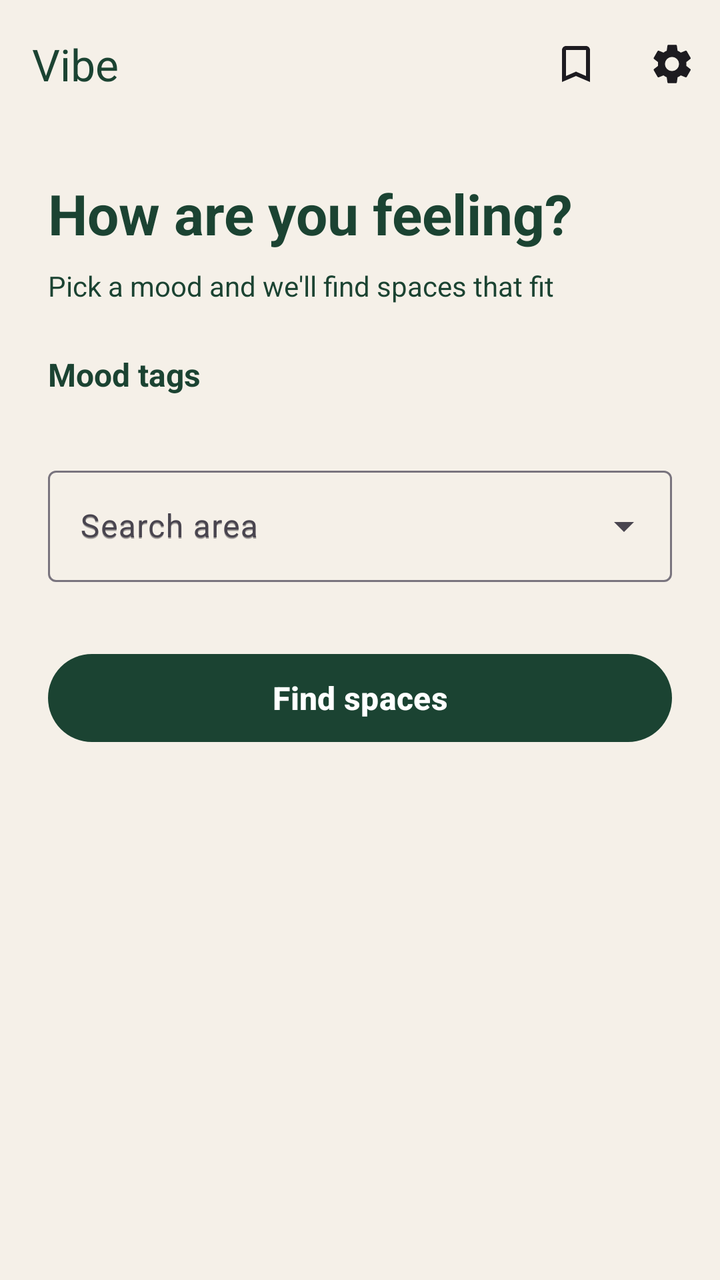
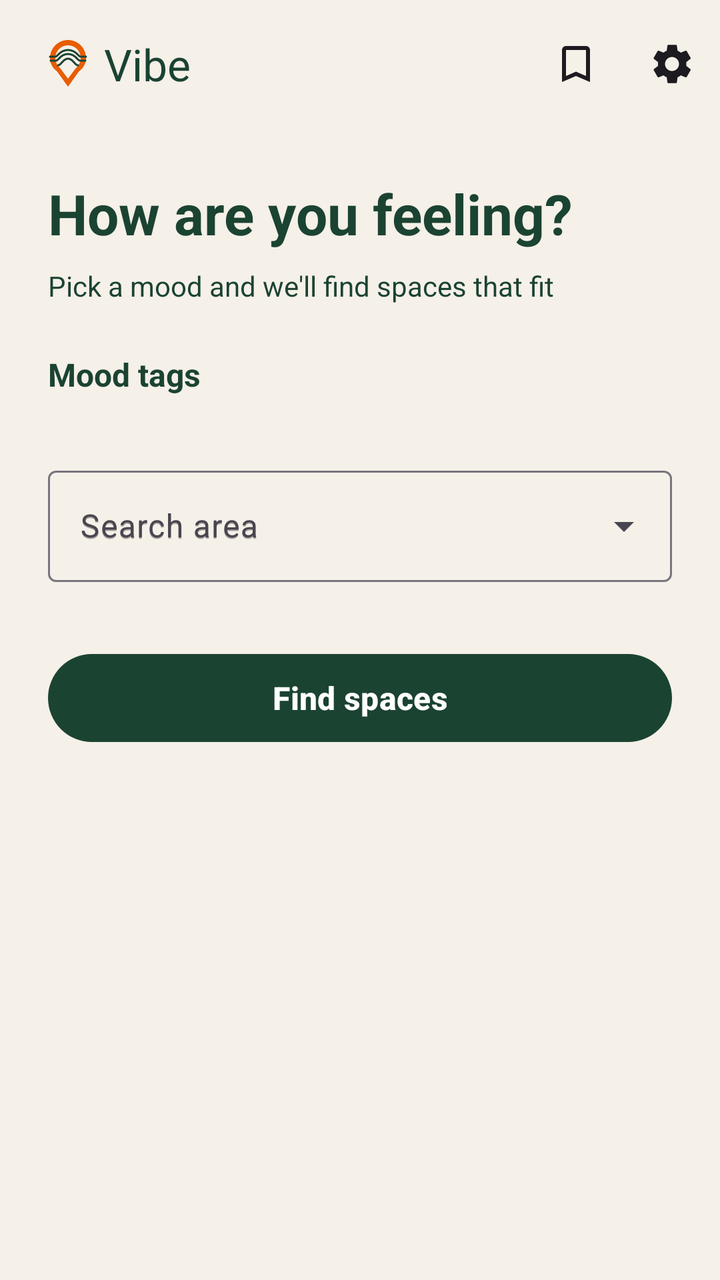

Screens rendered from an Android XML layout before and after an edit, with the pre-edit source and the edit as a unified diff.
<!-- AndroidManifest.xml: application theme Theme.Vibe -->
<!-- res/layout/activity_home.xml -->
<?xml version="1.0" encoding="utf-8"?>
<LinearLayout xmlns:android="http://schemas.android.com/apk/res/android"
    xmlns:app="http://schemas.android.com/apk/res-auto"
    android:layout_width="match_parent"
    android:layout_height="match_parent"
    android:background="@color/vibe_cream"
    android:orientation="vertical">

    <com.google.android.material.appbar.AppBarLayout
        android:id="@+id/appBarLayout"
        android:layout_width="match_parent"
        android:layout_height="wrap_content"
        android:background="@color/vibe_cream"
        app:elevation="0dp">

        <com.google.android.material.appbar.MaterialToolbar
            android:id="@+id/toolbar"
            android:layout_width="match_parent"
            android:layout_height="?attr/actionBarSize"
            app:menu="@menu/menu_home"
            app:title="@string/app_name"
            app:titleTextColor="@color/vibe_green" />
    </com.google.android.material.appbar.AppBarLayout>

    <ScrollView
        android:id="@+id/rootScrollView"
        android:layout_width="match_parent"
        android:layout_height="match_parent"
        android:clipToPadding="false"
        android:fillViewport="true">

        <LinearLayout
            android:layout_width="match_parent"
            android:layout_height="wrap_content"
            android:orientation="vertical"
            android:padding="24dp">

            <TextView
                android:id="@+id/titleTextView"
                android:layout_width="wrap_content"
                android:layout_height="wrap_content"
                android:text="@string/home_heading"
                android:textColor="@color/vibe_green"
                android:textSize="28sp"
                android:textStyle="bold" />

            <TextView
                android:id="@+id/subtitleTextView"
                android:layout_width="wrap_content"
                android:layout_height="wrap_content"
                android:layout_marginTop="8dp"
                android:text="@string/home_subtitle"
                android:textColor="@color/vibe_green"
                android:textSize="14sp" />

            <TextView
                android:layout_width="wrap_content"
                android:layout_height="wrap_content"
                android:layout_marginTop="24dp"
                android:text="@string/mood_tags_heading"
                android:textColor="@color/vibe_green"
                android:textSize="16sp"
                android:textStyle="bold" />

            <FrameLayout
                android:layout_width="match_parent"
                android:layout_height="wrap_content"
                android:layout_marginTop="8dp">

                <com.google.android.material.chip.ChipGroup
                    android:id="@+id/chipGroupMoods"
                    android:layout_width="match_parent"
                    android:layout_height="wrap_content"
                    app:selectionRequired="false"
                    app:singleSelection="true" />

                <ProgressBar
                    android:id="@+id/tagsProgressBar"
                    android:layout_width="wrap_content"
                    android:layout_height="wrap_content"
                    android:layout_gravity="center"
                    android:indeterminateTint="@color/vibe_orange"
                    android:visibility="gone" />
            </FrameLayout>

            <LinearLayout
                android:id="@+id/tagsErrorLayout"
                android:layout_width="match_parent"
                android:layout_height="wrap_content"
                android:layout_marginTop="8dp"
                android:gravity="center"
                android:orientation="vertical"
                android:visibility="gone">

                <TextView
                    android:layout_width="wrap_content"
                    android:layout_height="wrap_content"
                    android:text="@string/moods_load_error"
                    android:textColor="@color/vibe_green" />

                <com.google.android.material.button.MaterialButton
                    android:id="@+id/tagsRetryButton"
                    style="@style/Widget.Vibe.Button.Primary"
                    android:layout_width="wrap_content"
                    android:layout_height="wrap_content"
                    android:layout_marginTop="8dp"
                    android:text="@string/try_again" />
            </LinearLayout>

            <com.google.android.material.textfield.TextInputLayout
                style="@style/Widget.Material3.TextInputLayout.OutlinedBox.ExposedDropdownMenu"
                android:layout_width="match_parent"
                android:layout_height="wrap_content"
                android:layout_marginTop="24dp"
                android:hint="@string/search_area_label">

                <AutoCompleteTextView
                    android:id="@+id/autoCompleteArea"
                    android:layout_width="match_parent"
                    android:layout_height="wrap_content"
                    android:hint="@string/search_area_label"
                    android:inputType="none" />
            </com.google.android.material.textfield.TextInputLayout>

            <com.google.android.material.button.MaterialButton
                android:id="@+id/findSpacesButton"
                style="@style/Widget.Vibe.Button.Primary"
                android:layout_width="match_parent"
                android:layout_height="wrap_content"
                android:layout_marginTop="32dp"
                android:enabled="false"
                android:text="@string/find_spaces_button" />

        </LinearLayout>
    </ScrollView>

</LinearLayout>
<!-- resources referenced by this layout -->
<resources>
  <color name="vibe_cream">#F5F0E8</color>
  <color name="vibe_green">#1B4332</color>
  <color name="vibe_orange">#E85D04</color>
  <string name="app_name">Vibe</string>
  <string name="find_spaces_button">Find spaces</string>
  <string name="home_heading">How are you feeling?</string>
  <string name="home_subtitle">Pick a mood and we\'ll find spaces that fit</string>
  <string name="mood_tags_heading">Mood tags</string>
  <string name="moods_load_error">Couldn\'t load moods. Check your connection.</string>
  <string name="search_area_label">Search area</string>
  <string name="try_again">Try again</string>
  <style name="Widget.Vibe.Button.Primary" parent="Widget.Material3.Button">
          <item name="backgroundTint">@color/vibe_green</item>
          <item name="android:textColor">@color/white</item>
          <item name="android:textSize">16sp</item>
          <item name="android:textStyle">bold</item>
          <item name="cornerRadius">24dp</item>
          <item name="android:minHeight">52dp</item>
      </style>
  <style name="Theme.Vibe" parent="Base.Theme.Vibe" />
  <color name="white">#FFFFFF</color>
  <style name="Base.Theme.Vibe" parent="Theme.Material3.Light.NoActionBar">
          <item name="colorPrimary">@color/vibe_green</item>
          <item name="colorOnPrimary">@color/white</item>
          <item name="colorSecondary">@color/vibe_orange</item>
          <item name="android:colorBackground">@color/vibe_cream</item>
          <item name="colorSurface">@color/vibe_cream</item>
          <item name="colorError">@color/vibe_error</item>
  
          <item name="android:statusBarColor">@android:color/transparent</item>
          <item name="android:windowLightStatusBar">true</item>
  
          <item name="textInputStyle">@style/Widget.Material3.TextInputLayout.OutlinedBox</item>
      </style>
  <color name="vibe_error">#B3261E</color>
</resources>

<!-- the commit's change to res/layout/activity_home.xml (unified diff, before → after) -->
@@ -17,6 +17,7 @@
             android:id="@+id/toolbar"
             android:layout_width="match_parent"
             android:layout_height="?attr/actionBarSize"
+            app:logo="@drawable/ic_vibe_logo_small"
             app:menu="@menu/menu_home"
             app:title="@string/app_name"
             app:titleTextColor="@color/vibe_green" />
<!-- resource entries referenced after the edit -->
@@ -3,6 +3,45 @@
   <color name="vibe_cream">#F5F0E8</color>
   <color name="vibe_green">#1B4332</color>
   <color name="vibe_orange">#E85D04</color>
+  <!-- drawable ic_vibe_logo_small (drawable) -->
+  <?xml version="1.0" encoding="utf-8"?>
+  <vector xmlns:android="http://schemas.android.com/apk/res/android"
+      android:width="36dp"
+      android:height="36dp"
+      android:viewportWidth="108"
+      android:viewportHeight="108">
+  
+      
+      <path
+          android:fillColor="#E85D04"
+          android:pathData="M54,18 C39.1,18 27,30.1 27,45 C27,53.2 31.1,60.5 37.5,65 L54,88 L70.5,65 C76.9,60.5 81,53.2 81,45 C81,30.1 68.9,18 54,18 Z M54,76 L42.5,60.5 C37.9,56.6 35,51 35,45 C35,34.5 43.5,26 54,26 C64.5,26 73,34.5 73,45 C73,51 70.1,56.6 65.5,60.5 L54,76 Z" />
+  
+      
+      <path
+          android:fillColor="#00000000"
+          android:pathData="M27,43 L35,43 C39,43 41,33 54,33 C67,33 69,43 73,43 L81,43"
+          android:strokeColor="#1B4332"
+          android:strokeLineCap="round"
+          android:strokeLineJoin="round"
+          android:strokeWidth="3" />
+  
+      <path
+          android:fillColor="#00000000"
+          android:pathData="M28,49 L36,49 C40,49 42,39 54,39 C66,39 68,49 72,49 L80,49"
+          android:strokeColor="#1B4332"
+          android:strokeLineCap="round"
+          android:strokeLineJoin="round"
+          android:strokeWidth="3" />
+  
+      <path
+          android:fillColor="#00000000"
+          android:pathData="M39,56 C44,56 46,46 54,46 C62,46 64,56 69,56"
+          android:strokeColor="#1B4332"
+          android:strokeLineCap="round"
+          android:strokeLineJoin="round"
+          android:strokeWidth="3" />
+  
+  </vector>
   <string name="app_name">Vibe</string>
   <string name="find_spaces_button">Find spaces</string>
   <string name="home_heading">How are you feeling?</string>
